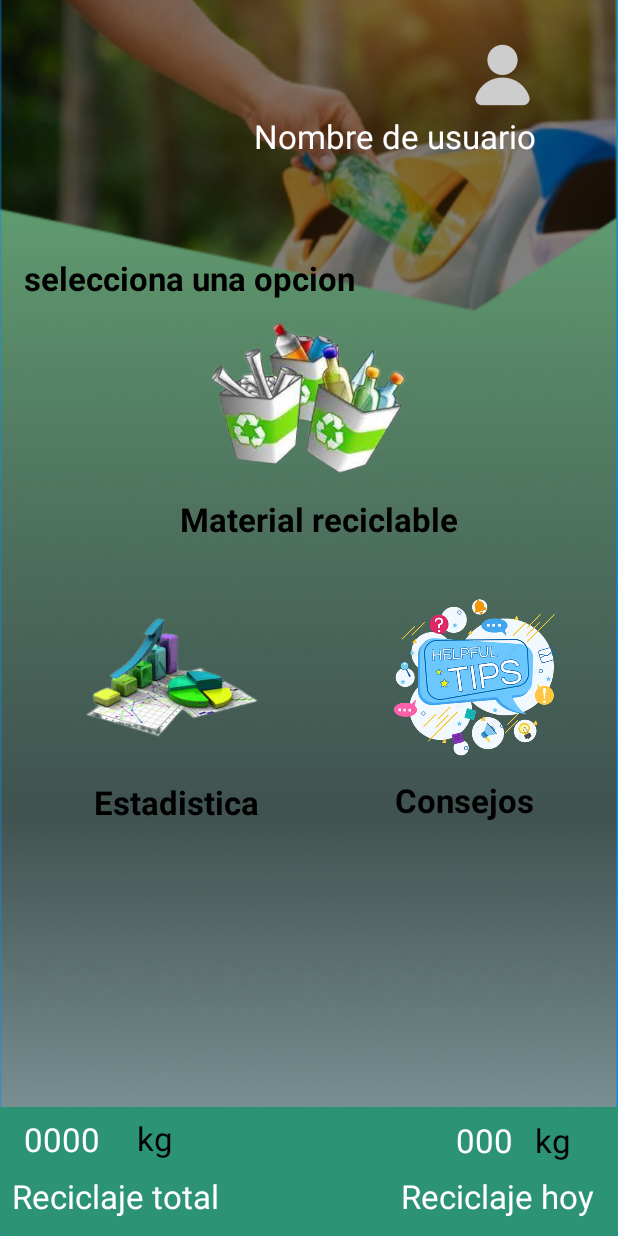
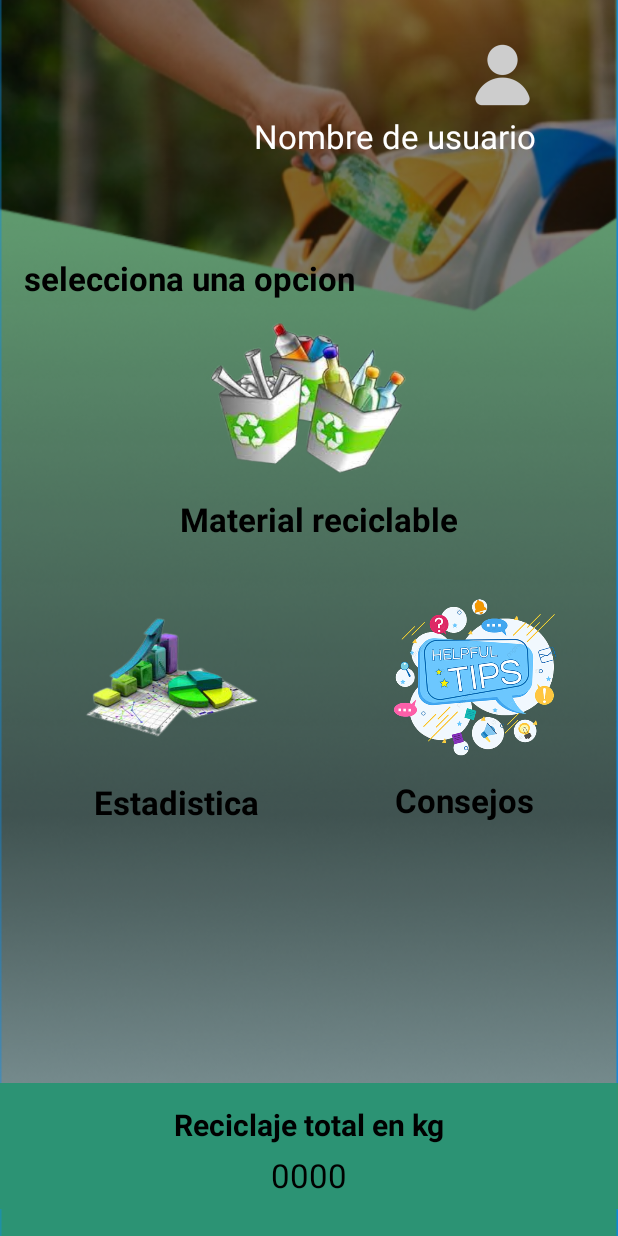
Before and after one commit to noelia333/EcoReciclaje, an Android app: the Perfil_usuario screen opened directly, with no data from a screen before it, on a phone screen of 412 x 824 dp. Run offline under Robolectric (Android 15) with nearby library versions, the phone set to English and light mode, and no system bars.

Commit message:
pantalla perfil_usuario finalizada

```diff
--- a/app/src/main/java/co/edu/unipiloto/ecoreciclaje_equipo05/Perfil_usuario.java
+++ b/app/src/main/java/co/edu/unipiloto/ecoreciclaje_equipo05/Perfil_usuario.java
@@ -8,17 +8,29 @@ import android.view.View;
 import android.widget.ImageView;
 import android.widget.TextView;
 
+import java.io.BufferedReader;
+import java.io.File;
+import java.io.FileReader;
+import java.io.IOException;
+import java.util.Locale;
+
 public class Perfil_usuario extends AppCompatActivity {
 
     ImageView imvConsejos,imvMaterialReciclable,imvEstadistica;
 
-    TextView tvConsejos,tvMaterialRecicable,tvEstadistica;
+    TextView tvConsejos,tvMaterialRecicable,tvEstadistica, tvTotalTodosKg;
 
 
     @Override
     protected void onCreate(Bundle savedInstanceState) {
         super.onCreate(savedInstanceState);
         setContentView(R.layout.activity_perfil_usuario);
+
+        tvTotalTodosKg = findViewById(R.id.tw0000);
+
+        // Mostrar la suma total de kg al iniciar la aplicación
+        mostrarTotalTodosKg();
+
         //captura nombre usuario
         Intent intent = getIntent();
         if (intent != null && intent.hasExtra("username")) {
@@ -103,4 +115,35 @@ public class Perfil_usuario extends AppCompatActivity {
 
 
     }
+    private void mostrarTotalTodosKg() {
+        File materialsFile = new File(getFilesDir(), "materials.txt");
+
+        if (materialsFile.exists()) {
+            try {
+                BufferedReader reader = new BufferedReader(new FileReader(materialsFile));
+                String line;
+                double totalTodosKg = 0.0;
+
+                while ((line = reader.readLine()) != null) {
+                    String[] datos = line.split(",");
+                    if ("Plástico".equals(datos[2].trim()) || "Metal".equals(datos[2].trim()) ||
+                            "Vidrio".equals(datos[2].trim()) || "Papel y Cartón".equals(datos[2].trim())) {
+                        totalTodosKg += Double.parseDouble(datos[3].trim());
+                    }
+                }
+
+                reader.close();
+
+                // Muestra el resultado en el TextView
+                tvTotalTodosKg.setText(String.format(Locale.getDefault(), "%.2f", totalTodosKg));
+
+            } catch (IOException e) {
+                e.printStackTrace();
+            }
+        } else {
+            // Log.d("MostrarTotalTodosKg", "El archivo no existe en la ubicación esperada.");
+        }
+    }
+
+    // Resto de tu código...
 }
--- a/app/src/main/res/layout/activity_perfil_usuario.xml
+++ b/app/src/main/res/layout/activity_perfil_usuario.xml
@@ -132,95 +132,42 @@
     <ImageView
         android:id="@+id/imageView10"
         android:layout_width="match_parent"
-        android:layout_height="87dp"
+        android:layout_height="120dp"
         android:src="@drawable/rectangle_7"
         app:layout_constraintBottom_toBottomOf="parent"
         app:layout_constraintEnd_toEndOf="parent"
-        app:layout_constraintHorizontal_bias="0.0"
+        app:layout_constraintHorizontal_bias="1.0"
         app:layout_constraintStart_toStartOf="@+id/imageView9"
         app:layout_constraintTop_toTopOf="parent"
         app:layout_constraintVertical_bias="1.0" />
 
     <TextView
-        android:id="@+id/textView40"
-        android:layout_width="wrap_content"
-        android:layout_height="wrap_content"
-        android:text="kg"
-        android:textColor="@color/black"
-        android:textSize="22sp"
-        app:layout_constraintBottom_toBottomOf="parent"
-        app:layout_constraintEnd_toEndOf="@+id/imageView9"
-        app:layout_constraintHorizontal_bias="0.236"
-        app:layout_constraintStart_toStartOf="@+id/imageView9"
-        app:layout_constraintTop_toTopOf="parent"
-        app:layout_constraintVertical_bias="0.936" />
-
-    <TextView
-        android:id="@+id/textView13"
-        android:layout_width="wrap_content"
-        android:layout_height="wrap_content"
-        android:layout_marginEnd="16dp"
-        android:layout_marginBottom="12dp"
-        android:text="Reciclaje hoy"
-        android:textColor="@color/white"
-        android:textSize="22sp"
-        app:layout_constraintBottom_toBottomOf="parent"
-        app:layout_constraintEnd_toEndOf="parent" />
-
-    <TextView
-        android:id="@+id/textView18"
-        android:layout_width="wrap_content"
-        android:layout_height="wrap_content"
-        android:text="kg"
-        android:textColor="@color/black"
-        android:textSize="22sp"
-        app:layout_constraintBottom_toBottomOf="parent"
-        app:layout_constraintEnd_toEndOf="@+id/imageView10"
-        app:layout_constraintHorizontal_bias="0.919"
-        app:layout_constraintStart_toStartOf="parent"
-        app:layout_constraintTop_toTopOf="@+id/imageView9"
-        app:layout_constraintVertical_bias="0.938" />
-
-    <TextView
         android:id="@+id/twreciclajeTotal"
         android:layout_width="wrap_content"
         android:layout_height="wrap_content"
-        android:layout_marginBottom="12dp"
-        android:text="Reciclaje total"
-        android:textColor="@color/white"
-        android:textSize="22sp"
-        app:layout_constraintBottom_toBottomOf="parent"
-        app:layout_constraintEnd_toStartOf="@+id/textView13"
-        app:layout_constraintHorizontal_bias="0.062"
-        app:layout_constraintStart_toStartOf="parent" />
+        android:layout_marginTop="32dp"
+        android:text="Reciclaje total en kg"
+        android:textColor="@color/black"
+        android:textSize="20sp"
+        android:textStyle="bold
+"
+        app:layout_constraintEnd_toEndOf="@+id/imageView10"
+        app:layout_constraintStart_toStartOf="@+id/imageView10"
+        app:layout_constraintTop_toTopOf="@+id/imageView10"
+        app:layout_goneMarginTop="15dp" />
 
     <TextView
         android:id="@+id/tw0000"
-        android:layout_width="wrap_content"
+        android:layout_width="match_parent"
         android:layout_height="wrap_content"
         android:text="0000"
-        android:textColor="@color/white"
+        android:textAlignment="center"
+        android:textColor="@color/black"
+        android:layout_marginTop="5dp"
         android:textSize="22sp"
-        app:layout_constraintBottom_toBottomOf="@+id/imageView9"
         app:layout_constraintEnd_toEndOf="parent"
-        app:layout_constraintHorizontal_bias="0.044"
-        app:layout_constraintStart_toStartOf="parent"
-        app:layout_constraintTop_toTopOf="parent"
-        app:layout_constraintVertical_bias="0.937" />
-
-    <TextView
-        android:id="@+id/tw000"
-        android:layout_width="wrap_content"
-        android:layout_height="wrap_content"
-        android:text="000"
-        android:textColor="@color/white"
-        android:textSize="22sp"
-        app:layout_constraintBottom_toBottomOf="parent"
-        app:layout_constraintEnd_toEndOf="@+id/imageView9"
-        app:layout_constraintHorizontal_bias="0.812"
-        app:layout_constraintStart_toStartOf="parent"
-        app:layout_constraintTop_toTopOf="parent"
-        app:layout_constraintVertical_bias="0.938" />
+        app:layout_constraintStart_toStartOf="@+id/imageView10"
+        app:layout_constraintTop_toBottomOf="@+id/twreciclajeTotal" />
 
 
 </androidx.constraintlayout.widget.ConstraintLayout>
```
